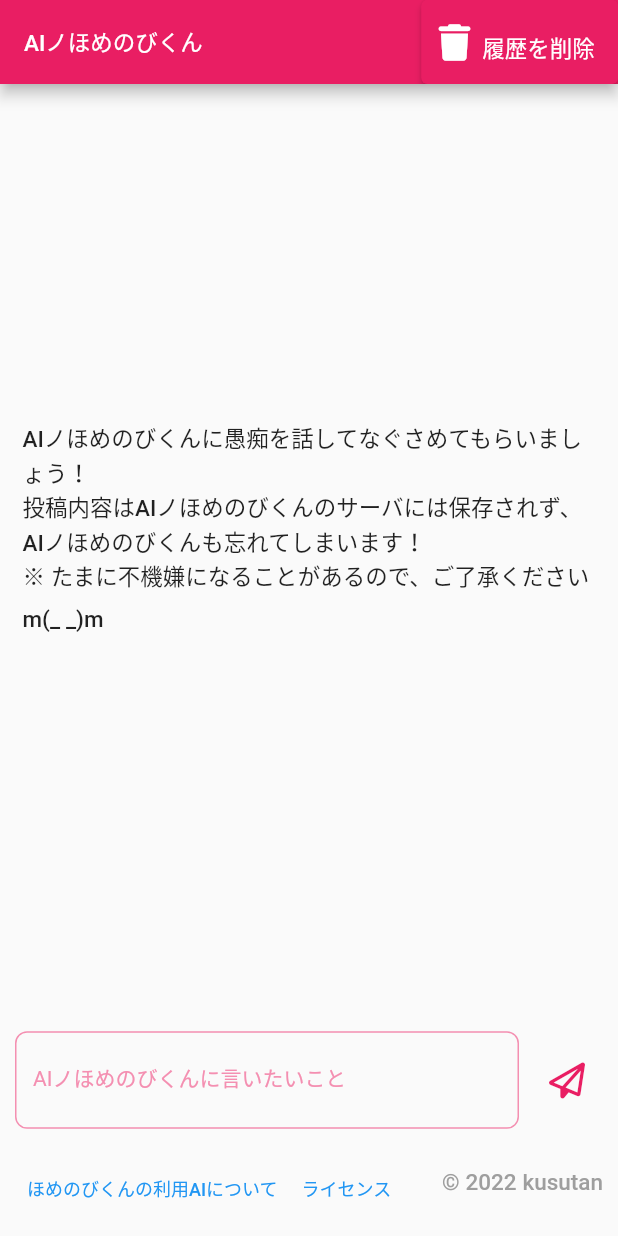
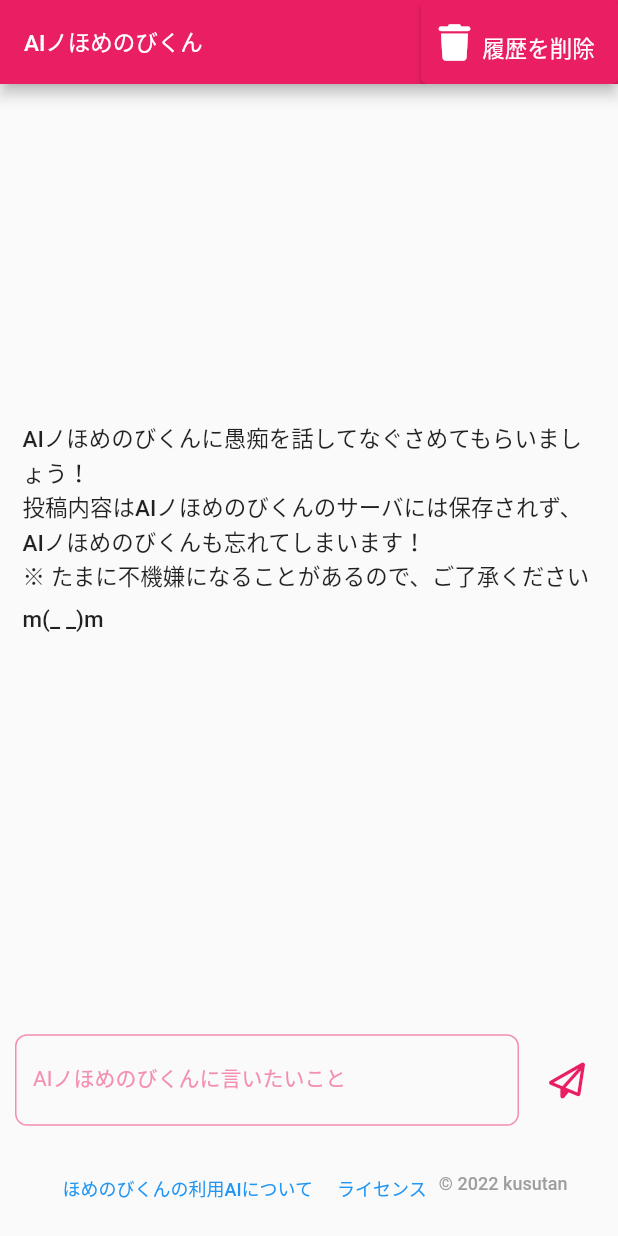
Before and after one commit to qst-exe/aino-homenobi, a Flutter app: the screen it shows after launch, on a phone screen of 412 x 824 dp. Run offline on Flutter 3.47's test engine with Material 2 defaults, Android fonts, the light colour scheme and no system bars; our stand-ins replace animated_text_kit, cloud_functions, firebase_core, font_awesome_flutter, freezed_annotation, google_fonts and 1 more; accounts and stored records are empty; statements that could not run were skipped.

Commit message:
:zap: 細かなデザイン調整

```diff
--- a/lib/components/ai_footer.dart
+++ b/lib/components/ai_footer.dart
@@ -15,8 +15,9 @@ class AiFooter extends StatelessWidget {
 
     return Padding(
       padding: EdgeInsets.symmetric(vertical: 8, horizontal: 10),
-      child: Row(
-        mainAxisAlignment: MainAxisAlignment.spaceBetween,
+      child: Flex(
+        direction: Axis.horizontal,
+        mainAxisAlignment: MainAxisAlignment.center,
         children: [
           Row(
             children: [
@@ -37,7 +38,8 @@ class AiFooter extends StatelessWidget {
           Text('© 2022 kusutan',
               style: GoogleFonts.notoSansJavanese(
                   textStyle: Theme.of(context).textTheme.bodyText1,
-                  color: Colors.grey)),
+                  color: Colors.grey,
+                  fontSize: 12)),
         ],
       ),
     );
--- a/lib/components/ai_input.dart
+++ b/lib/components/ai_input.dart
@@ -50,9 +50,6 @@ class AiInput extends StatelessWidget {
                                   ),
                                 ],
                                 isRepeatingAnimation: true,
-                                onTap: () {
-                                  print("Tap Event");
-                                },
                               ),
                             )
                           : Container(),
@@ -74,7 +71,11 @@ class AiInput extends StatelessWidget {
                             width: 2,
                           ),
                         ),
-                        hintText: '「疲れた」などAIノほめのびくんに愚痴ってみましょう',
+                        hintText: '「疲れた」などと愚痴ってみましょう',
+                        hintStyle: TextStyle(
+                          fontSize: 14,
+                          textBaseline: TextBaseline.ideographic,
+                        ),
                         labelStyle: TextStyle(
                           fontSize: 14,
                           color: Colors.pink[200],
```
